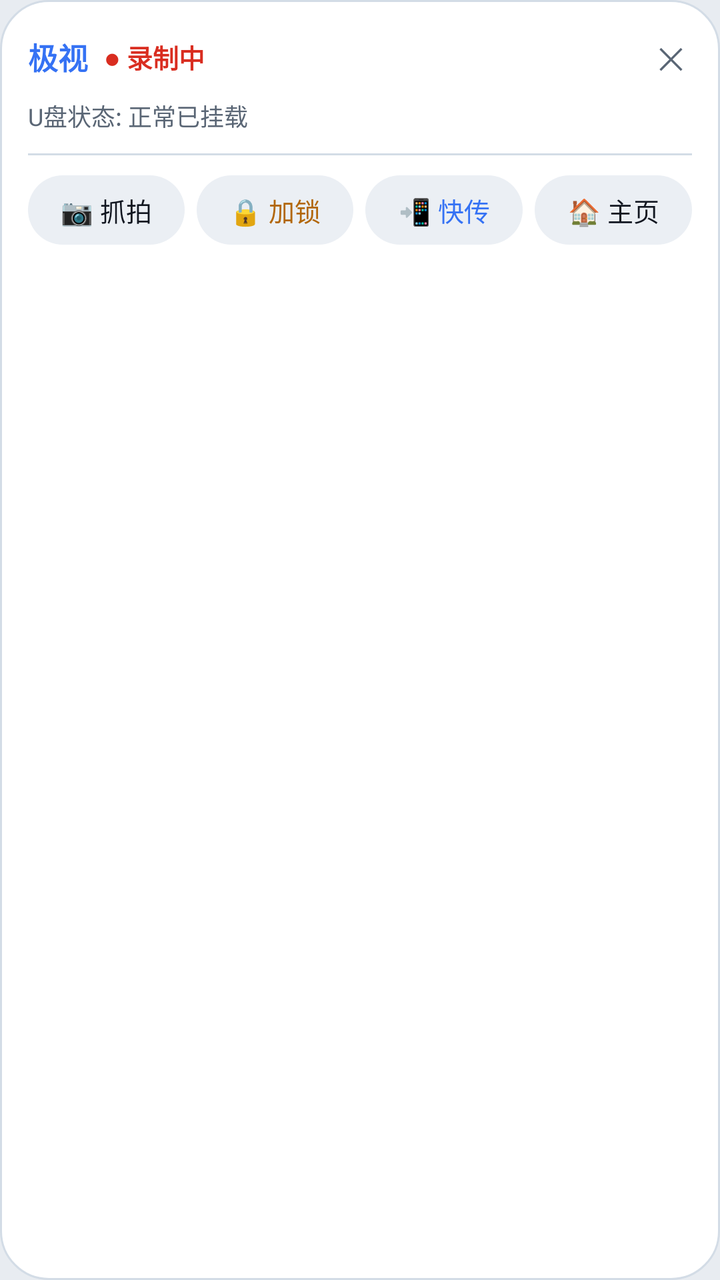
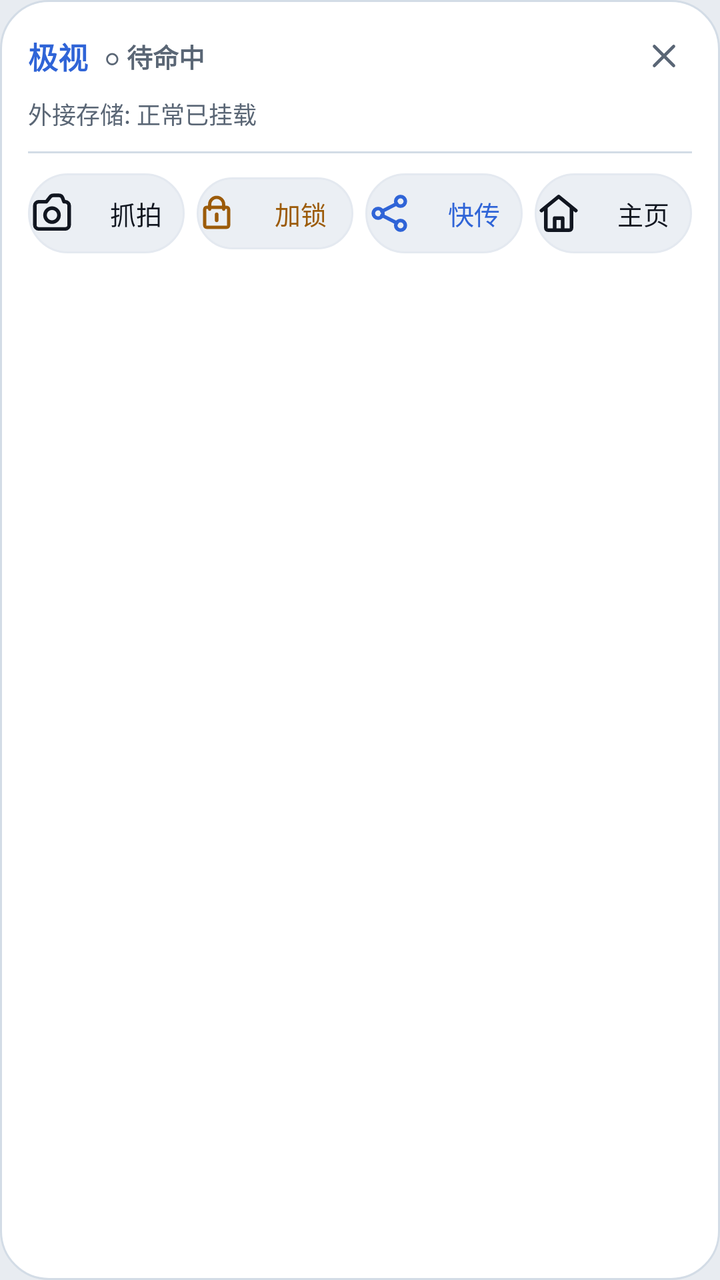

An Android layout rendered at two revisions. The XML below is the earlier revision; the diff shows what the commit changed to produce the second picture.
<!-- AndroidManifest.xml: application theme Theme.Sophon -->
<!-- res/layout/view_status_bar_panel.xml -->
<?xml version="1.0" encoding="utf-8"?>
<LinearLayout xmlns:android="http://schemas.android.com/apk/res/android"
    android:id="@+id/panel_root"
    android:layout_width="280dp"
    android:layout_height="wrap_content"
    android:background="@drawable/sp_bg_sheet"
    android:orientation="vertical"
    android:padding="14dp">

    
    <LinearLayout
        android:layout_width="match_parent"
        android:layout_height="wrap_content"
        android:gravity="center_vertical"
        android:orientation="horizontal">

        <TextView
            android:layout_width="wrap_content"
            android:layout_height="wrap_content"
            android:text="@string/app_name"
            android:textColor="@color/sp_ac"
            android:textSize="15sp"
            android:textStyle="bold" />

        <TextView
            android:id="@+id/tv_panel_status"
            android:layout_width="wrap_content"
            android:layout_height="wrap_content"
            android:layout_marginStart="8dp"
            android:text="● 录制中"
            android:textColor="@color/sp_dg"
            android:textSize="13sp"
            android:textStyle="bold" />

        <View
            android:layout_width="0dp"
            android:layout_height="1dp"
            android:layout_weight="1" />

        <TextView
            android:id="@+id/tv_panel_close"
            android:layout_width="wrap_content"
            android:layout_height="wrap_content"
            android:padding="4dp"
            android:text="✕"
            android:textColor="@color/sp_tx2"
            android:textSize="15sp" />
    </LinearLayout>

    
    <TextView
        android:id="@+id/tv_panel_storage_info"
        android:layout_width="match_parent"
        android:layout_height="wrap_content"
        android:layout_marginTop="6dp"
        android:text="U盘状态: 正常已挂载"
        android:textColor="@color/sp_tx2"
        android:textSize="12sp" />

    <View
        android:layout_width="match_parent"
        android:layout_height="1dp"
        android:layout_marginVertical="10dp"
        android:background="@color/sp_line2" />

    
    <LinearLayout
        android:layout_width="match_parent"
        android:layout_height="wrap_content"
        android:gravity="center"
        android:orientation="horizontal">

        <TextView
            android:id="@+id/btn_panel_snapshot"
            android:layout_width="0dp"
            android:layout_height="wrap_content"
            android:layout_marginEnd="6dp"
            android:layout_weight="1"
            android:background="@drawable/sp_bg_pill"
            android:gravity="center"
            android:paddingVertical="8dp"
            android:text="📷 抓拍"
            android:textColor="@color/sp_tx"
            android:textSize="13sp" />

        <TextView
            android:id="@+id/btn_panel_lock"
            android:layout_width="0dp"
            android:layout_height="wrap_content"
            android:layout_marginEnd="6dp"
            android:layout_weight="1"
            android:background="@drawable/sp_bg_pill"
            android:gravity="center"
            android:paddingVertical="8dp"
            android:text="🔒 加锁"
            android:textColor="@color/sp_wn"
            android:textSize="13sp" />

        <TextView
            android:id="@+id/btn_panel_share"
            android:layout_width="0dp"
            android:layout_height="wrap_content"
            android:layout_marginEnd="6dp"
            android:layout_weight="1"
            android:background="@drawable/sp_bg_pill"
            android:gravity="center"
            android:paddingVertical="8dp"
            android:text="📲 快传"
            android:textColor="@color/sp_ac"
            android:textSize="13sp" />

        <TextView
            android:id="@+id/btn_panel_open"
            android:layout_width="0dp"
            android:layout_height="wrap_content"
            android:layout_weight="1"
            android:background="@drawable/sp_bg_pill"
            android:gravity="center"
            android:paddingVertical="8dp"
            android:text="🏠 主页"
            android:textColor="@color/sp_tx"
            android:textSize="13sp" />
    </LinearLayout>

</LinearLayout>
<!-- resources referenced by this layout -->
<resources>
  <color name="sp_ac">#FF3572F4</color>
  <color name="sp_wn">#FFB2670A</color>
  <!-- drawable sp_bg_pill (drawable) -->
  <?xml version="1.0" encoding="utf-8"?>
  <shape xmlns:android="http://schemas.android.com/apk/res/android"
      android:shape="rectangle">
      <corners android:radius="@dimen/sp_r_pill" />
      <solid android:color="@color/sp_surf3" />
  </shape>
  <!-- unchanged entries left out for length: 13 -->
</resources>

<!-- the commit's change to res/layout/view_status_bar_panel.xml (unified diff, before → after) -->
@@ -19,7 +19,7 @@
             android:layout_height="wrap_content"
             android:text="@string/app_name"
             android:textColor="@color/sp_ac"
-            android:textSize="15sp"
+            android:textSize="@dimen/sp_t_subtitle"
             android:textStyle="bold" />
 
         <TextView
@@ -27,9 +27,9 @@
             android:layout_width="wrap_content"
             android:layout_height="wrap_content"
             android:layout_marginStart="8dp"
-            android:text="● 录制中"
-            android:textColor="@color/sp_dg"
-            android:textSize="13sp"
+            android:text="○ 待命中"
+            android:textColor="@color/sp_tx2"
+            android:textSize="@dimen/sp_t_label"
             android:textStyle="bold" />
 
         <View
@@ -37,14 +37,15 @@
             android:layout_height="1dp"
             android:layout_weight="1" />
 
-        <TextView
+        <ImageView
             android:id="@+id/tv_panel_close"
-            android:layout_width="wrap_content"
-            android:layout_height="wrap_content"
+            android:layout_width="28dp"
+            android:layout_height="28dp"
+            android:background="?android:attr/selectableItemBackground"
+            android:contentDescription="收起面板"
             android:padding="4dp"
-            android:text="✕"
-            android:textColor="@color/sp_tx2"
-            android:textSize="15sp" />
+            android:src="@drawable/ic_action_close"
+            android:tint="@color/sp_tx2" />
     </LinearLayout>
 
     
@@ -53,9 +54,9 @@
         android:layout_width="match_parent"
         android:layout_height="wrap_content"
         android:layout_marginTop="6dp"
-        android:text="U盘状态: 正常已挂载"
+        android:text="外接存储: 正常已挂载"
         android:textColor="@color/sp_tx2"
-        android:textSize="12sp" />
+        android:textSize="@dimen/sp_t_caption" />
 
     <View
         android:layout_width="match_parent"
@@ -79,9 +80,12 @@
             android:background="@drawable/sp_bg_pill"
             android:gravity="center"
             android:paddingVertical="8dp"
-            android:text="📷 抓拍"
+            android:drawableStart="@drawable/ic_action_camera"
+            android:drawablePadding="@dimen/sp_s_6"
+            android:drawableTint="@color/sp_tx"
+            android:text="抓拍"
             android:textColor="@color/sp_tx"
-            android:textSize="13sp" />
+            android:textSize="@dimen/sp_t_label" />
 
         <TextView
             android:id="@+id/btn_panel_lock"
@@ -92,9 +96,12 @@
             android:background="@drawable/sp_bg_pill"
             android:gravity="center"
             android:paddingVertical="8dp"
-            android:text="🔒 加锁"
+            android:drawableStart="@drawable/ic_action_lock"
+            android:drawablePadding="@dimen/sp_s_6"
+            android:drawableTint="@color/sp_wn"
+            android:text="加锁"
             android:textColor="@color/sp_wn"
-            android:textSize="13sp" />
+            android:textSize="@dimen/sp_t_label" />
 
         <TextView
             android:id="@+id/btn_panel_share"
@@ -105,9 +112,12 @@
             android:background="@drawable/sp_bg_pill"
             android:gravity="center"
             android:paddingVertical="8dp"
-            android:text="📲 快传"
+            android:drawableStart="@drawable/ic_action_share"
+            android:drawablePadding="@dimen/sp_s_6"
+            android:drawableTint="@color/sp_ac"
+            android:text="快传"
             android:textColor="@color/sp_ac"
-            android:textSize="13sp" />
+            android:textSize="@dimen/sp_t_label" />
 
         <TextView
             android:id="@+id/btn_panel_open"
@@ -117,9 +127,12 @@
             android:background="@drawable/sp_bg_pill"
             android:gravity="center"
             android:paddingVertical="8dp"
-            android:text="🏠 主页"
+            android:drawableStart="@drawable/ic_action_home"
+            android:drawablePadding="@dimen/sp_s_6"
+            android:drawableTint="@color/sp_tx"
+            android:text="主页"
             android:textColor="@color/sp_tx"
-            android:textSize="13sp" />
+            android:textSize="@dimen/sp_t_label" />
     </LinearLayout>
 
 </LinearLayout>
<!-- resource entries referenced after the edit -->
@@ -1,14 +1,158 @@
 <!-- resources referenced by this layout -->
 <resources>
-  <color name="sp_ac">#FF3572F4</color>
-  <color name="sp_wn">#FFB2670A</color>
+  <color name="sp_ac">#FF2F64D7</color>
+  <color name="sp_wn">#FF9C5B09</color>
+  <dimen name="sp_s_6">6dp</dimen>
+  <dimen name="sp_t_caption">12sp</dimen>
+  <dimen name="sp_t_label">13sp</dimen>
+  <dimen name="sp_t_subtitle">15sp</dimen>
+  <!-- drawable ic_action_camera (drawable) -->
+  <?xml version="1.0" encoding="utf-8"?>
+  <vector xmlns:android="http://schemas.android.com/apk/res/android"
+      android:width="24dp"
+      android:height="24dp"
+      android:viewportWidth="24"
+      android:viewportHeight="24">
+  
+      
+      <path
+          android:pathData="M 3.4,8.2 C 3.4,7.1 4.3,6.2 5.4,6.2 L 9.2,6.2 L 11,3.9 C 11.4,3.3 12.1,3 12.8,3 L 15.4,3 C 16.3,3 17,3.5 17.3,4.3 L 18,6.2 L 18.6,6.2 C 19.7,6.2 20.6,7.1 20.6,8.2 L 20.6,17.8 C 20.6,18.9 19.7,19.8 18.6,19.8 L 5.4,19.8 C 4.3,19.8 3.4,18.9 3.4,17.8 Z"
+          android:strokeColor="@color/sp_tx2"
+          android:strokeWidth="1.8"
+          android:strokeLineCap="round"
+          android:strokeLineJoin="round"
+      />
+      <path
+          android:pathData="M 12,9.4 A 3.5,3.5 0 1 1 12,16.4 A 3.5,3.5 0 1 1 12,9.4 Z"
+          android:strokeColor="@color/sp_tx2"
+          android:strokeWidth="1.8"
+          android:strokeLineJoin="round"
+      />
+  </vector>
+  <!-- drawable ic_action_close (drawable) -->
+  <?xml version="1.0" encoding="utf-8"?>
+  <vector xmlns:android="http://schemas.android.com/apk/res/android"
+      android:width="24dp"
+      android:height="24dp"
+      android:viewportWidth="24"
+      android:viewportHeight="24">
+  
+      
+      <path
+          android:pathData="M 6.2,6.2 L 17.8,17.8 M 17.8,6.2 L 6.2,17.8"
+          android:strokeColor="@color/sp_tx2"
+          android:strokeWidth="1.9"
+          android:strokeLineCap="round"
+          android:strokeLineJoin="round"
+      />
+  </vector>
+  <!-- drawable ic_action_home (drawable) -->
+  <?xml version="1.0" encoding="utf-8"?>
+  <vector xmlns:android="http://schemas.android.com/apk/res/android"
+      android:width="24dp"
+      android:height="24dp"
+      android:viewportWidth="24"
+      android:viewportHeight="24">
+  
+      
+      <path
+          android:pathData="M 3.4,10.6 L 12,3.6 L 20.6,10.6"
+          android:strokeColor="@color/sp_tx2"
+          android:strokeWidth="1.8"
+          android:strokeLineCap="round"
+          android:strokeLineJoin="round"
+      />
+      <path
+          android:pathData="M 5.6,9.2 L 5.6,19.4 C 5.6,20 6.1,20.4 6.6,20.4 L 17.4,20.4 C 17.9,20.4 18.4,20 18.4,19.4 L 18.4,9.2"
+          android:strokeColor="@color/sp_tx2"
+          android:strokeWidth="1.8"
+          android:strokeLineCap="round"
+          android:strokeLineJoin="round"
+      />
+      <path
+          android:pathData="M 10,20.4 L 10,14.4 L 14,14.4 L 14,20.4"
+          android:strokeColor="@color/sp_tx2"
+          android:strokeWidth="1.8"
+          android:strokeLineCap="round"
+          android:strokeLineJoin="round"
+      />
+  </vector>
+  <!-- drawable ic_action_lock (drawable) -->
+  <?xml version="1.0" encoding="utf-8"?>
+  <vector xmlns:android="http://schemas.android.com/apk/res/android"
+      android:width="20dp"
+      android:height="20dp"
+      android:viewportWidth="20"
+      android:viewportHeight="20">
+  
+      
+      <path
+          android:pathData="M 6.5,8 L 6.5,5.5 C 6.5,3.6 8.1,2 10,2 C 11.9,2 13.5,3.6 13.5,5.5 L 13.5,8"
+          android:strokeColor="@color/accent_warning"
+          android:strokeWidth="1.6"
+          android:strokeLineCap="round" />
+  
+      
+      <path
+          android:pathData="M 4,8 C 4,7.4 4.4,7 5,7 L 15,7 C 15.6,7 16,7.4 16,8 L 16,16 C 16,16.6 15.6,17 15,17 L 5,17 C 4.4,17 4,16.6 4,16 Z"
+          android:strokeColor="@color/accent_warning"
+          android:strokeWidth="1.6"
+          android:strokeLineJoin="round" />
+  
+      
+      <path
+          android:pathData="M 10,10.5 L 10,13.5"
+          android:strokeColor="@color/accent_warning"
+          android:strokeWidth="1.8"
+          android:strokeLineCap="round" />
+  </vector>
+  <!-- drawable ic_action_share (drawable) -->
+  <?xml version="1.0" encoding="utf-8"?>
+  <vector xmlns:android="http://schemas.android.com/apk/res/android"
+      android:width="24dp"
+      android:height="24dp"
+      android:viewportWidth="24"
+      android:viewportHeight="24">
+  
+      
+      <path
+          android:pathData="M 17.6,3.6 A 2.4,2.4 0 1 1 17.6,8.4 A 2.4,2.4 0 1 1 17.6,3.6 Z"
+          android:strokeColor="@color/sp_tx2"
+          android:strokeWidth="1.8"
+          android:strokeLineJoin="round"
+      />
+      <path
+          android:pathData="M 6.4,9.6 A 2.4,2.4 0 1 1 6.4,14.4 A 2.4,2.4 0 1 1 6.4,9.6 Z"
+          android:strokeColor="@color/sp_tx2"
+          android:strokeWidth="1.8"
+          android:strokeLineJoin="round"
+      />
+      <path
+          android:pathData="M 17.6,15.6 A 2.4,2.4 0 1 1 17.6,20.4 A 2.4,2.4 0 1 1 17.6,15.6 Z"
+          android:strokeColor="@color/sp_tx2"
+          android:strokeWidth="1.8"
+          android:strokeLineJoin="round"
+      />
+      <path
+          android:pathData="M 15.7,7.2 L 8.3,11 M 8.3,13 L 15.7,16.8"
+          android:strokeColor="@color/sp_tx2"
+          android:strokeWidth="1.8"
+          android:strokeLineCap="round"
+          android:strokeLineJoin="round"
+      />
+  </vector>
   <!-- drawable sp_bg_pill (drawable) -->
   <?xml version="1.0" encoding="utf-8"?>
   <shape xmlns:android="http://schemas.android.com/apk/res/android"
       android:shape="rectangle">
       <corners android:radius="@dimen/sp_r_pill" />
       <solid android:color="@color/sp_surf3" />
+      <stroke
+          android:width="1dp"
+          android:color="@color/sp_line" />
   </shape>
+  <color name="accent_warning">@color/sp_wn</color>
+  <color name="sp_line">#FFE4E9F0</color>
   <!-- unchanged entries left out for length: 13 -->
 </resources>
 
